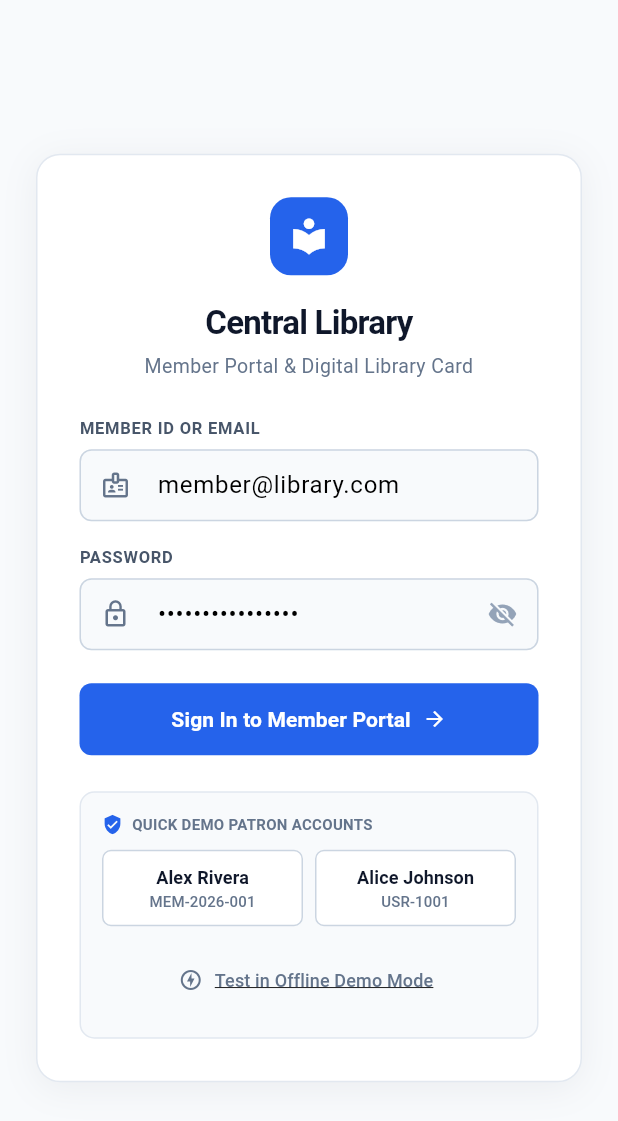
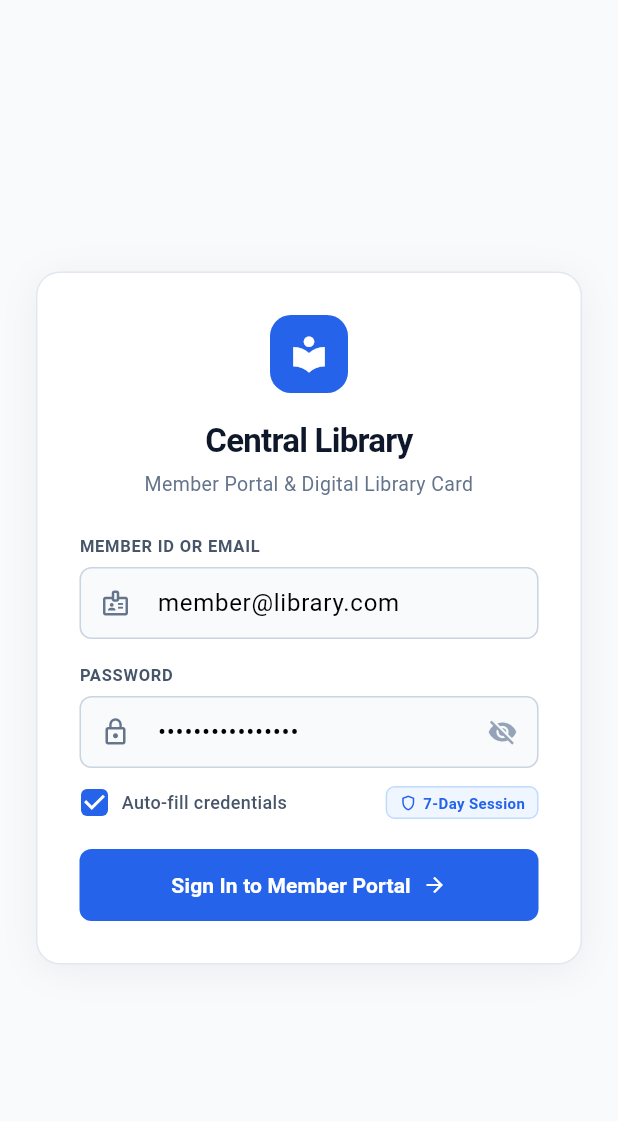
Before and after one commit to Prince-Devlpr/library-frontend, a Flutter app: the screen it shows after launch, on a phone screen of 412 x 824 dp. Shown: the top 1121 px of the screen. Run offline on Flutter 3.47's test engine with Material 3 defaults, Android fonts, the phone set to English and light mode, and no system bars; our stand-ins replace qr_flutter, shared_preferences; missing offline and left inert: dart:js_interop.

Commit message:
feat(member-app): hide quick demo box, add autofill with SharedPreferences and 7-day session timeout

```diff
--- a/member-app/lib/main.dart
+++ b/member-app/lib/main.dart
@@ -3,6 +3,7 @@ import 'package:qr_flutter/qr_flutter.dart';
 import 'package:intl/intl.dart';
 import 'package:http/http.dart' as http;
 import 'dart:convert';
+import 'package:shared_preferences/shared_preferences.dart';
 import 'razorpay_checkout.dart';
 
 void main() {
@@ -174,6 +175,7 @@ class _LibraryMemberAppState extends State<LibraryMemberApp> {
   String _memberId = 'MEM-2026-001';
   String _memberQrToken = 'mem_98a7c2b6f103e5a4';
   String? _accessToken;
+  bool _isCheckingSavedSession = true;
 
   @override
   void initState() {
@@ -183,9 +185,55 @@ class _LibraryMemberAppState extends State<LibraryMemberApp> {
     if (widget.initialMemberId != null) _memberId = widget.initialMemberId!;
     if (widget.initialMemberQrToken != null) _memberQrToken = widget.initialMemberQrToken!;
     _accessToken = widget.initialAccessToken;
+    _checkPersistedSession();
   }
 
-  void _handleLoginSuccess(String name, String id, String qrToken, [String? token]) {
+  Future<void> _checkPersistedSession() async {
+    try {
+      final prefs = await SharedPreferences.getInstance();
+      final loginTimestamp = prefs.getInt('session_login_timestamp');
+      final token = prefs.getString('session_token');
+      final name = prefs.getString('session_name');
+      final regNo = prefs.getString('session_id');
+      final qrToken = prefs.getString('session_qr_token');
+
+      if (loginTimestamp != null && token != null && token.isNotEmpty) {
+        final loginTime = DateTime.fromMillisecondsSinceEpoch(loginTimestamp);
+        final elapsed = DateTime.now().difference(loginTime);
+        const sevenDays = Duration(days: 7);
+
+        if (elapsed < sevenDays) {
+          // Valid active session within 7 days
+          if (mounted) {
+            setState(() {
+              _memberName = name ?? _memberName;
+              _memberId = regNo ?? _memberId;
+              _memberQrToken = qrToken ?? _memberQrToken;
+              _accessToken = token;
+              _isLoggedIn = true;
+              _isCheckingSavedSession = false;
+            });
+            return;
+          }
+        } else {
+          // Session expired after 7 days - clean session tokens, but keep saved_username and saved_password for autofill
+          await prefs.remove('session_token');
+          await prefs.remove('session_name');
+          await prefs.remove('session_id');
+          await prefs.remove('session_qr_token');
+          await prefs.remove('session_login_timestamp');
+        }
+      }
+    } catch (_) {}
+
+    if (mounted) {
+      setState(() {
+        _isCheckingSavedSession = false;
+      });
+    }
+  }
+
+  Future<void> _handleLoginSuccess(String name, String id, String qrToken, [String? token]) async {
     setState(() {
       _memberName = name;
       _memberId = id;
@@ -193,13 +241,34 @@ class _LibraryMemberAppState extends State<LibraryMemberApp> {
       _accessToken = token;
       _isLoggedIn = true;
     });
+
+    try {
+      final prefs = await SharedPreferences.getInstance();
+      if (token != null && token.isNotEmpty) {
+        await prefs.setString('session_token', token);
+      }
+      await prefs.setString('session_name', name);
+      await prefs.setString('session_id', id);
+      await prefs.setString('session_qr_token', qrToken);
+      await prefs.setInt('session_login_timestamp', DateTime.now().millisecondsSinceEpoch);
+    } catch (_) {}
   }
 
-  void _handleLogout() {
+  Future<void> _handleLogout() async {
     setState(() {
       _accessToken = null;
       _isLoggedIn = false;
     });
+
+    try {
+      final prefs = await SharedPreferences.getInstance();
+      await prefs.remove('session_token');
+      await prefs.remove('session_name');
+      await prefs.remove('session_id');
+      await prefs.remove('session_qr_token');
+      await prefs.remove('session_login_timestamp');
+      // Notice: saved_username and saved_password are intentionally kept for autofill
+    } catch (_) {}
   }
 
   @override
@@ -234,17 +303,24 @@ class _LibraryMemberAppState extends State<LibraryMemberApp> {
         ),
         dividerColor: const Color(0xFFE2E8F0),
       ),
-      home: _isLoggedIn
-          ? MainNavigationScreen(
-              memberName: _memberName,
-              memberId: _memberId,
-              memberQrToken: _memberQrToken,
-              accessToken: _accessToken,
-              onLogout: _handleLogout,
+      home: _isCheckingSavedSession && !_isLoggedIn
+          ? const Scaffold(
+              backgroundColor: Color(0xFFF8FAFC),
+              body: Center(
+                child: CircularProgressIndicator(color: Color(0xFF2563EB)),
+              ),
             )
-          : MemberLoginScreen(
-              onLoginSuccess: _handleLoginSuccess,
-            ),
+          : _isLoggedIn
+              ? MainNavigationScreen(
+                  memberName: _memberName,
+                  memberId: _memberId,
+                  memberQrToken: _memberQrToken,
+                  accessToken: _accessToken,
+                  onLogout: _handleLogout,
+                )
+              : MemberLoginScreen(
+                  onLoginSuccess: _handleLoginSuccess,
+                ),
     );
   }
 }
@@ -266,13 +342,50 @@ class MemberLoginScreen extends StatefulWidget {
 }
 
 class _MemberLoginScreenState extends State<MemberLoginScreen> {
-  final TextEditingController _identifierController = TextEditingController(text: 'member@library.com');
-  final TextEditingController _passwordController = TextEditingController(text: 'UserPassword123!');
+  final TextEditingController _identifierController = TextEditingController();
+  final TextEditingController _passwordController = TextEditingController();
+  bool _rememberMe = true;
   bool _obscurePassword = true;
   bool _isLoading = false;
   String? _errorMessage;
 
   static const String backendApiBaseUrl = 'https://library-management-backend-cr47.onrender.com/api/v1';
+
+  @override
+  void initState() {
+    super.initState();
+    _loadRememberedCredentials();
+  }
+
+  Future<void> _loadRememberedCredentials() async {
+    try {
+      final prefs = await SharedPreferences.getInstance();
+      final savedUser = prefs.getString('saved_username');
+      final savedPass = prefs.getString('saved_password');
+      final remember = prefs.getBool('remember_credentials') ?? true;
+
+      if (mounted) {
+        setState(() {
+          _rememberMe = remember;
+          if (savedUser != null && savedUser.isNotEmpty) {
+            _identifierController.text = savedUser;
+          } else {
+            _identifierController.text = 'member@library.com';
+          }
+          if (savedPass != null && savedPass.isNotEmpty) {
+            _passwordController.text = savedPass;
+          } else {
+            _passwordController.text = 'UserPassword123!';
+          }
+        });
+      }
+    } catch (_) {
+      if (mounted) {
+        _identifierController.text = 'member@library.com';
+        _passwordController.text = 'UserPassword123!';
+      }
+    }
+  }
 
   @override
   void dispose() {
@@ -315,6 +428,20 @@ class _MemberLoginScreenState extends State<MemberLoginScreen> {
           final name = userData['name']?.toString() ?? 'Library Member';
           final regNo = userData['registrationNumber']?.toString() ?? identifier;
           final qrToken = userData['cardQrToken']?.toString() ?? 'mem_98a7c2b6f103e5a4';
+
+          // Save or clear auto-fill credentials based on rememberMe toggle
+          try {
+            final prefs = await SharedPreferences.getInstance();
+            if (_rememberMe) {
+              await prefs.setString('saved_username', identifier);
+              await prefs.setString('saved_password', password);
+              await prefs.setBool('remember_credentials', true);
+            } else {
+              await prefs.remove('saved_username');
+              await prefs.remove('saved_password');
+              await prefs.setBool('remember_credentials', false);
+            }
+          } catch (_) {}
 
           widget.onLoginSuccess(name, regNo, qrToken, accessToken);
           return;
@@ -339,7 +466,7 @@ class _MemberLoginScreenState extends State<MemberLoginScreen> {
       return;
     } catch (e) {
       setState(() {
-        _errorMessage = 'Unable to connect to library server. You can tap "Offline Demo Mode" below to test offline.';
+        _errorMessage = 'Unable to connect to library server. Please check your network connection and retry.';
       });
     } finally {
       if (mounted) {
@@ -348,23 +475,6 @@ class _MemberLoginScreenState extends State<MemberLoginScreen> {
         });
       }
     }
-  }
-
-  void _useOfflineDemo() {
-    final identifier = _identifierController.text.trim();
-    if (identifier.toLowerCase().contains('alice') || identifier.contains('1001')) {
-      widget.onLoginSuccess('Alice Johnson', 'USR-1001', 'mem_alice_johnson_token', null);
-    } else {
-      widget.onLoginSuccess('Alex Rivera', 'MEM-2026-001', 'mem_98a7c2b6f103e5a4', null);
-    }
-  }
-
-  void _prefillDemo(String id, String pw) {
-    setState(() {
-      _identifierController.text = id;
-      _passwordController.text = pw;
-      _errorMessage = null;
-    });
   }
 
   @override
@@ -514,7 +624,59 @@ class _MemberLoginScreenState extends State<MemberLoginScreen> {
                       ),
                     ),
                   ),
-                  const SizedBox(height: 22),
+                  const SizedBox(height: 12),
+
+                  // Auto-fill & 7-Day Session Indicators
+                  Row(
+                    mainAxisAlignment: MainAxisAlignment.spaceBetween,
+                    children: [
+                      InkWell(
+                        onTap: () => setState(() => _rememberMe = !_rememberMe),
+                        borderRadius: BorderRadius.circular(4),
+                        child: Row(
+                          mainAxisSize: MainAxisSize.min,
+                          children: [
+                            SizedBox(
+                              height: 20,
+                              width: 20,
+                              child: Checkbox(
+                                value: _rememberMe,
+                                activeColor: const Color(0xFF2563EB),
+                                materialTapTargetSize: MaterialTapTargetSize.shrinkWrap,
+                                shape: RoundedRectangleBorder(borderRadius: BorderRadius.circular(4)),
+                                onChanged: (val) => setState(() => _rememberMe = val ?? true),
+                              ),
+                            ),
+                            const SizedBox(width: 8),
+                            const Text(
+                              'Auto-fill credentials',
+                              style: TextStyle(fontSize: 12, color: Color(0xFF475569), fontWeight: FontWeight.w500),
+                            ),
+                          ],
+                        ),
+                      ),
+                      Container(
+                        padding: const EdgeInsets.symmetric(horizontal: 8, vertical: 3),
+                        decoration: BoxDecoration(
+                          color: const Color(0xFFEFF6FF),
+                          borderRadius: BorderRadius.circular(6),
+                          border: Border.all(color: const Color(0xFFBFDBFE)),
+                        ),
+                        child: const Row(
+                          mainAxisSize: MainAxisSize.min,
+                          children: [
+                            Icon(Icons.shield_outlined, size: 12, color: Color(0xFF2563EB)),
+                            SizedBox(width: 4),
+                            Text(
+                              '7-Day Session',
+                              style: TextStyle(fontSize: 10, fontWeight: FontWeight.bold, color: Color(0xFF2563EB)),
+                            ),
+                          ],
+                        ),
+                      ),
+                    ],
+                  ),
+                  const SizedBox(height: 20),
 
                   // Submit Button
                   ElevatedButton(
@@ -544,92 +706,6 @@ class _MemberLoginScreenState extends State<MemberLoginScreen> {
                               ],
                             ),
                           ),
-                  ),
-                  const SizedBox(height: 24),
-
-                  // Quick Demo Sign-In
-                  Container(
-                    padding: const EdgeInsets.all(14),
-                    decoration: BoxDecoration(
-                      color: const Color(0xFFF8FAFC),
-                      borderRadius: BorderRadius.circular(10),
-                      border: Border.all(color: const Color(0xFFE2E8F0)),
-                    ),
-                    child: Column(
-                      crossAxisAlignment: CrossAxisAlignment.start,
-                      children: [
-                        const Row(
-                          children: [
-                            Icon(Icons.verified_user, size: 14, color: Color(0xFF2563EB)),
-                            SizedBox(width: 6),
-                            Expanded(
-                              child: Text(
-                                'QUICK DEMO PATRON ACCOUNTS',
-                                style: TextStyle(fontSize: 10, fontWeight: FontWeight.bold, color: Color(0xFF64748B), letterSpacing: 0.2),
-                                overflow: TextOverflow.ellipsis,
-                              ),
-                            ),
-                          ],
-                        ),
-                        const SizedBox(height: 10),
-                        Row(
-                          children: [
-                            Expanded(
-                              child: OutlinedButton(
-                                style: OutlinedButton.styleFrom(
-                                  padding: const EdgeInsets.symmetric(vertical: 10, horizontal: 8),
-                                  side: const BorderSide(color: Color(0xFFCBD5E1)),
-                                  shape: RoundedRectangleBorder(borderRadius: BorderRadius.circular(6)),
-                                  backgroundColor: Colors.white,
-                                ),
-                                onPressed: () {
-                                  _prefillDemo('member@library.com', 'UserPassword123!');
-                                  _handleLogin();
-                                },
-                                child: const Column(
-                                  children: [
-                                    Text('Alex Rivera', style: TextStyle(fontSize: 12, fontWeight: FontWeight.bold, color: Color(0xFF0F172A))),
-                                    Text('MEM-2026-001', style: TextStyle(fontSize: 10, color: Color(0xFF64748B))),
-                                  ],
-                                ),
-                              ),
-                            ),
-                            const SizedBox(width: 8),
-                            Expanded(
-                              child: OutlinedButton(
-                                style: OutlinedButton.styleFrom(
-                                  padding: const EdgeInsets.symmetric(vertical: 10, horizontal: 8),
-                                  side: const BorderSide(color: Color(0xFFCBD5E1)),
-                                  shape: RoundedRectangleBorder(borderRadius: BorderRadius.circular(6)),
-                                  backgroundColor: Colors.white,
-                                ),
-                                onPressed: () {
-                                  _prefillDemo('alice@library.com', 'UserPassword123!');
-                                  _handleLogin();
-                                },
-                                child: const Column(
-                                  children: [
-                                    Text('Alice Johnson', style: TextStyle(fontSize: 12, fontWeight: FontWeight.bold, color: Color(0xFF0F172A))),
-                                    Text('USR-1001', style: TextStyle(fontSize: 10, color: Color(0xFF64748B))),
-                                  ],
-                                ),
-                              ),
-                            ),
-                          ],
-                        ),
-                        const SizedBox(height: 12),
-                        Center(
-                          child: TextButton.icon(
-                            onPressed: _useOfflineDemo,
-                            icon: const Icon(Icons.offline_bolt_outlined, size: 16, color: Color(0xFF64748B)),
-                            label: const Text(
-                              'Test in Offline Demo Mode',
-                              style: TextStyle(fontSize: 12, color: Color(0xFF64748B), decoration: TextDecoration.underline),
-                            ),
-                          ),
-                        ),
-                      ],
-                    ),
                   ),
                 ],
               ),
--- a/member-app/pubspec.yaml
+++ b/member-app/pubspec.yaml
@@ -37,6 +37,7 @@ dependencies:
   http: ^1.6.0
   qr_flutter: ^4.1.0
   intl: ^0.20.3
+  shared_preferences: ^2.5.6
 
 dev_dependencies:
   flutter_test:
```
Also changed, not shown: member-app/pubspec.lock, 1 other file.
